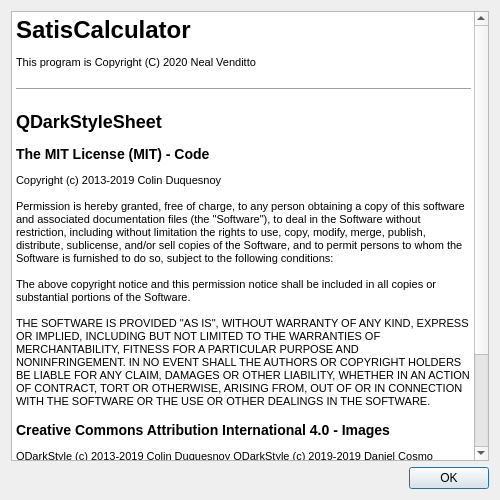
Qt form src/aboutdialog.ui (nvenditto/satiscalculator) before a commit.
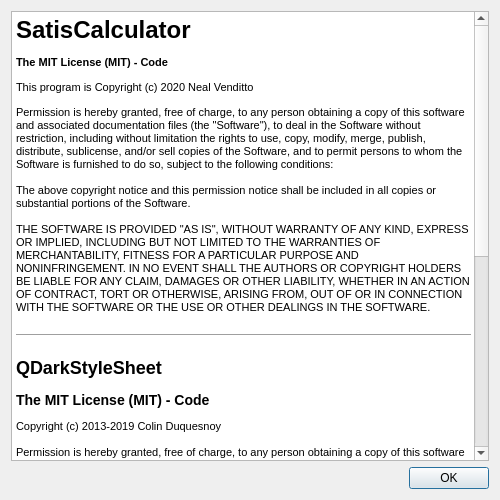
The same form after that commit.

The edit to the form file:
```diff
--- a/src/aboutdialog.ui
+++ b/src/aboutdialog.ui
@@ -25,7 +25,14 @@
 p, li { white-space: pre-wrap; }
 &lt;/style&gt;&lt;/head&gt;&lt;body style=&quot; font-family:'MS Shell Dlg 2'; font-size:8pt; font-weight:400; font-style:normal;&quot;&gt;
 &lt;h1 style=&quot; margin-top:18px; margin-bottom:12px; margin-left:0px; margin-right:0px; -qt-block-indent:0; text-indent:0px;&quot;&gt;&lt;span style=&quot; font-family:'MS Shell Dlg 2'; font-size:xx-large; font-weight:600;&quot;&gt;SatisCalculator&lt;/span&gt;&lt;/h1&gt;
-&lt;p style=&quot; margin-top:12px; margin-bottom:12px; margin-left:0px; margin-right:0px; -qt-block-indent:0; text-indent:0px;&quot;&gt;&lt;span style=&quot; font-family:'MS Shell Dlg 2';&quot;&gt;This program is Copyright (C) 2020 Neal Venditto&lt;/span&gt;&lt;/p&gt;
+&lt;p style=&quot; margin-top:12px; margin-bottom:12px; margin-left:0px; margin-right:0px; -qt-block-indent:0; text-indent:0px;&quot;&gt;&lt;span style=&quot; font-family:'MS Shell Dlg 2'; font-weight:600;&quot;&gt;The MIT License (MIT) - Code&lt;/span&gt;&lt;/p&gt;
+&lt;p style=&quot; margin-top:12px; margin-bottom:12px; margin-left:0px; margin-right:0px; -qt-block-indent:0; text-indent:0px;&quot;&gt;&lt;span style=&quot; font-family:'MS Shell Dlg 2';&quot;&gt;This program is Copyright (c) 2020 Neal Venditto&lt;/span&gt;&lt;/p&gt;
+&lt;p style=&quot; margin-top:0px; margin-bottom:0px; margin-left:0px; margin-right:0px; -qt-block-indent:0; text-indent:0px;&quot;&gt;&lt;span style=&quot; font-family:'MS Shell Dlg 2';&quot;&gt;Permission is hereby granted, free of charge, to any person obtaining a copy of this software and associated documentation files (the &amp;quot;Software&amp;quot;), to deal in the Software without restriction, including without limitation the rights to use, copy, modify, merge, publish, distribute, sublicense, and/or sell copies of the Software, and to permit persons to whom the Software is furnished to do so, subject to the following conditions:&lt;/span&gt;&lt;/p&gt;
+&lt;p style=&quot;-qt-paragraph-type:empty; margin-top:0px; margin-bottom:0px; margin-left:0px; margin-right:0px; -qt-block-indent:0; text-indent:0px; font-family:'MS Shell Dlg 2';&quot;&gt;&lt;br /&gt;&lt;/p&gt;
+&lt;p style=&quot; margin-top:0px; margin-bottom:0px; margin-left:0px; margin-right:0px; -qt-block-indent:0; text-indent:0px;&quot;&gt;&lt;span style=&quot; font-family:'MS Shell Dlg 2';&quot;&gt;The above copyright notice and this permission notice shall be included in all copies or substantial portions of the Software.&lt;/span&gt;&lt;/p&gt;
+&lt;p style=&quot;-qt-paragraph-type:empty; margin-top:0px; margin-bottom:0px; margin-left:0px; margin-right:0px; -qt-block-indent:0; text-indent:0px; font-family:'MS Shell Dlg 2';&quot;&gt;&lt;br /&gt;&lt;/p&gt;
+&lt;p style=&quot; margin-top:0px; margin-bottom:0px; margin-left:0px; margin-right:0px; -qt-block-indent:0; text-indent:0px;&quot;&gt;&lt;span style=&quot; font-family:'MS Shell Dlg 2';&quot;&gt;THE SOFTWARE IS PROVIDED &amp;quot;AS IS&amp;quot;, WITHOUT WARRANTY OF ANY KIND, EXPRESS OR IMPLIED, INCLUDING BUT NOT LIMITED TO THE WARRANTIES OF MERCHANTABILITY, FITNESS FOR A PARTICULAR PURPOSE AND NONINFRINGEMENT. IN NO EVENT SHALL THE AUTHORS OR COPYRIGHT HOLDERS BE LIABLE FOR ANY CLAIM, DAMAGES OR OTHER LIABILITY, WHETHER IN AN ACTION OF CONTRACT, TORT OR OTHERWISE, ARISING FROM, OUT OF OR IN CONNECTION WITH THE SOFTWARE OR THE USE OR OTHER DEALINGS IN THE SOFTWARE.&lt;/span&gt;&lt;/p&gt;
+&lt;p style=&quot;-qt-paragraph-type:empty; margin-top:0px; margin-bottom:0px; margin-left:0px; margin-right:0px; -qt-block-indent:0; text-indent:0px; font-family:'MS Shell Dlg 2';&quot;&gt;&lt;br /&gt;&lt;/p&gt;
 &lt;hr /&gt;
 &lt;h2 style=&quot; margin-top:16px; margin-bottom:12px; margin-left:0px; margin-right:0px; -qt-block-indent:0; text-indent:0px;&quot;&gt;&lt;span style=&quot; font-family:'MS Shell Dlg 2'; font-size:x-large; font-weight:600;&quot;&gt;QDarkStyleSheet&lt;/span&gt;&lt;/h2&gt;
 &lt;h3 style=&quot; margin-top:14px; margin-bottom:12px; margin-left:0px; margin-right:0px; -qt-block-indent:0; text-indent:0px;&quot;&gt;&lt;span style=&quot; font-family:'MS Shell Dlg 2'; font-size:large; font-weight:600;&quot;&gt;The MIT License (MIT) - Code&lt;/span&gt;&lt;/h3&gt;
```
